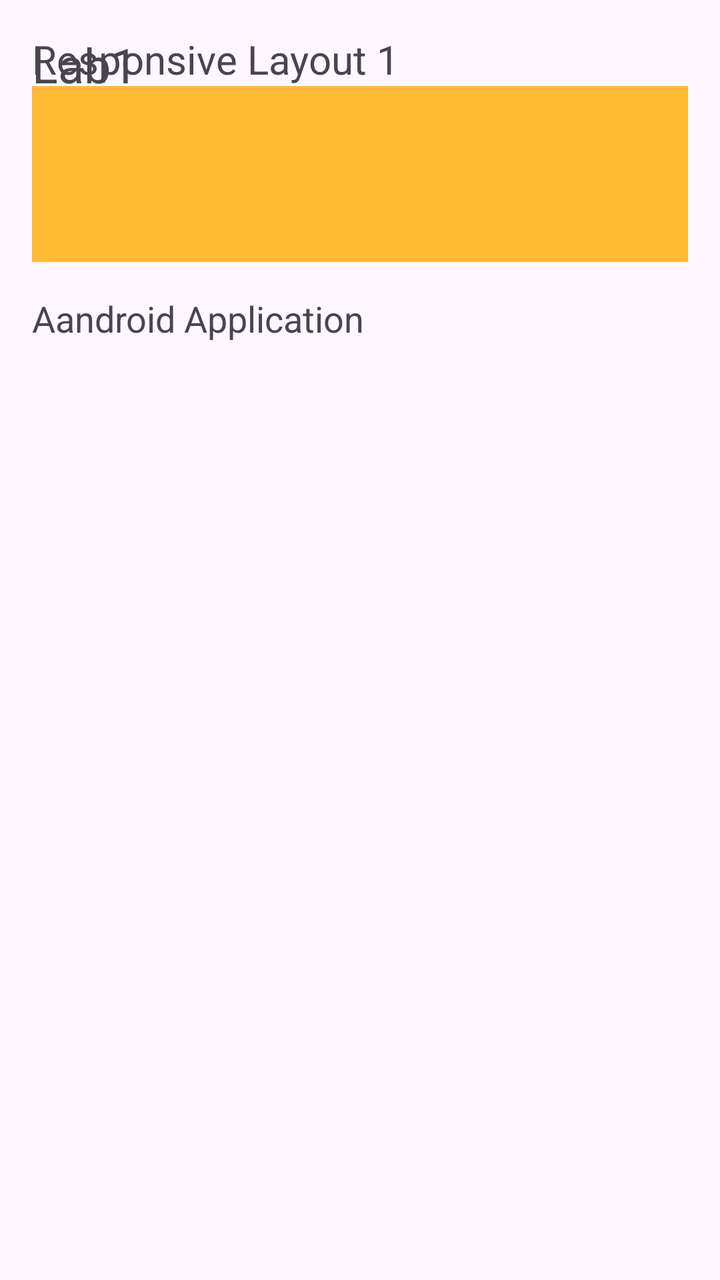
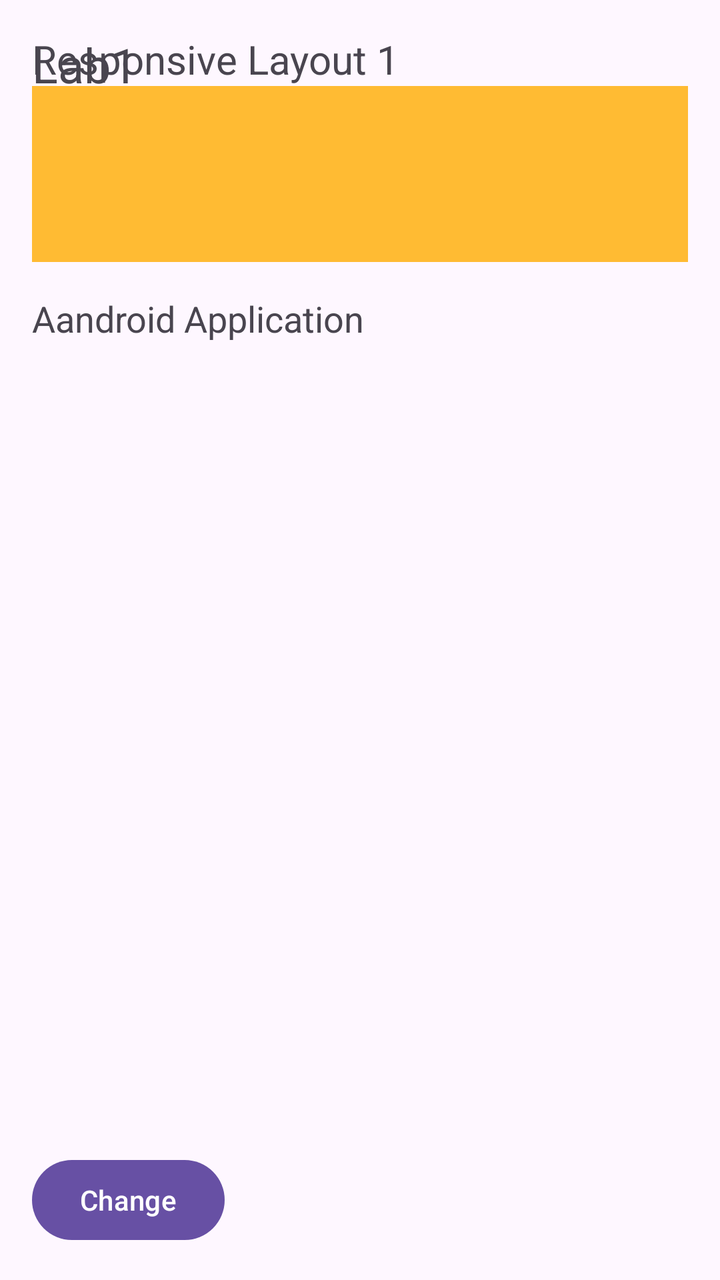

Before-and-after screenshots of an Android layout around one commit, followed by the original layout XML and the change that was made.
<!-- AndroidManifest.xml: application theme Theme.Part2 -->
<!-- res/layout/activity_main.xml -->
<?xml version="1.0" encoding="utf-8"?>
<androidx.constraintlayout.widget.ConstraintLayout xmlns:android="http://schemas.android.com/apk/res/android"
    xmlns:app="http://schemas.android.com/apk/res-auto"
    xmlns:tools="http://schemas.android.com/tools"
    android:id="@+id/main"
    android:layout_width="match_parent"
    android:layout_height="match_parent"
    android:padding="16dp"
    tools:context=".MainActivity">

    <TextView
        android:id="@+id/tv_title1"
        android:layout_width="wrap_content"
        android:layout_height="wrap_content"
        android:text="Lab1"
        android:textSize="24sp"
        app:layout_constraintStart_toStartOf="parent"
        app:layout_constraintTop_toTopOf="parent"/>

    <TextView
        android:id="@+id/tv_title2"
        android:layout_width="wrap_content"
        android:layout_height="wrap_content"
        android:text="Responsive Layout 1"
        android:textSize="20sp"
        app:layout_constraintStart_toStartOf="parent"
        app:layout_constraintTop_toTopOf="@id/tv_title1"/>

    <TextView
        android:id="@+id/tv_this"
        android:layout_width="0dp"
        android:layout_height="88dp"
        android:text="this"
        android:gravity="center"
        android:background="#ff4444"
        app:layout_constraintTop_toBottomOf="@id/tv_title2"
        app:layout_constraintStart_toStartOf="parent"
        app:layout_constraintEnd_toStartOf="@id/tv_is"
        app:layout_constraintHorizontal_chainStyle="spread"/>

    <TextView
        android:id="@+id/tv_is"
        android:layout_width="0dp"
        android:layout_height="88dp"
        android:text="is"
        android:gravity="center"
        android:background="#33b5e5"
        app:layout_constraintTop_toBottomOf="@id/tv_title2"
        app:layout_constraintStart_toStartOf="@id/tv_this"
        app:layout_constraintEnd_toStartOf="@id/tv_my"/>

    <TextView
        android:id="@+id/tv_my"
        android:layout_width="0dp"
        android:layout_height="88dp"
        android:gravity="center"
        android:background="#aa66cc"
        app:layout_constraintTop_toBottomOf="@id/tv_title2"
        app:layout_constraintStart_toStartOf="@id/tv_is"
        app:layout_constraintEnd_toStartOf="@id/tv_first"/>

    <TextView
        android:id="@+id/tv_first"
        android:layout_width="0dp"
        android:layout_height="88dp"
        android:gravity="center"
        android:background="#ffbb33"
        app:layout_constraintTop_toBottomOf="@id/tv_title2"
        app:layout_constraintStart_toStartOf="@id/tv_my"
        app:layout_constraintEnd_toEndOf="parent"/>

    <TextView
        android:id="@+id/tv_app_text"
        android:layout_width="wrap_content"
        android:layout_height="wrap_content"
        android:text="Aandroid Application"
        android:textSize="18sp"
        android:layout_marginTop="16dp"
        app:layout_constraintStart_toStartOf="parent"
        app:layout_constraintTop_toBottomOf="@id/tv_this"/>
</androidx.constraintlayout.widget.ConstraintLayout>
<!-- resources referenced by this layout -->
<resources>
  <style name="Theme.Part2" parent="Base.Theme.Part2" />
  <style name="Base.Theme.Part2" parent="Theme.Material3.DayNight.NoActionBar">
          
          
      </style>
</resources>

<!-- the commit's change to res/layout/activity_main.xml (unified diff, before → after) -->
@@ -78,4 +78,12 @@
         android:layout_marginTop="16dp"
         app:layout_constraintStart_toStartOf="parent"
         app:layout_constraintTop_toBottomOf="@id/tv_this"/>
+
+    <Button
+        android:id="@+id/btn_change"
+        android:layout_width="wrap_content"
+        android:layout_height="wrap_content"
+        android:text="Change"
+        app:layout_constraintBottom_toBottomOf="parent"
+        app:layout_constraintStart_toStartOf="parent"/>
 </androidx.constraintlayout.widget.ConstraintLayout>
